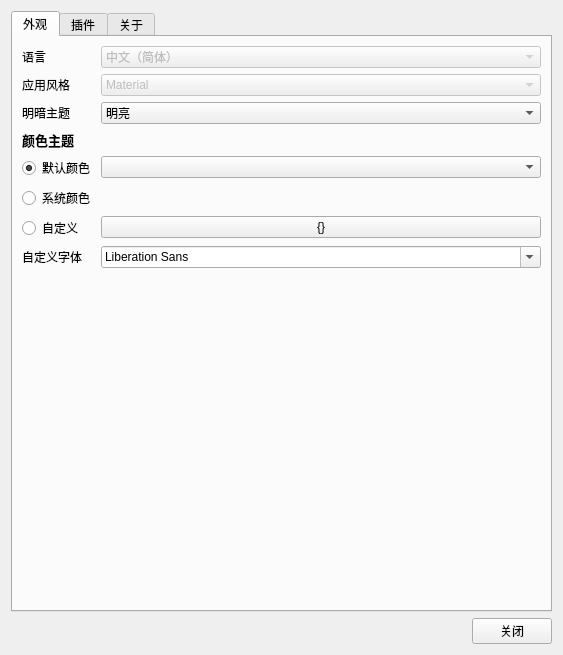
Above: UISource/settings.ui from HelloWRC/W-DesktopCountdown before the change. Below: the same form after it.
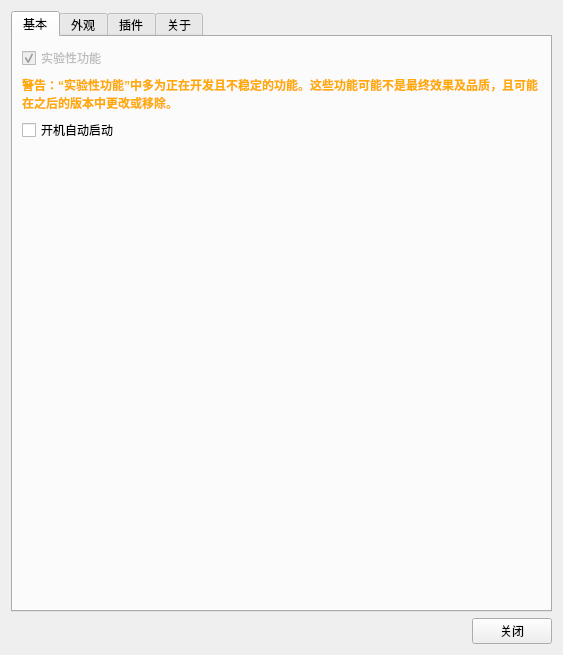
That is the form after the change. Icons and pictures are not drawn.

Commit message: hook功能

Patch:
```diff
--- a/UISource/settings.ui
+++ b/UISource/settings.ui
@@ -29,6 +29,46 @@
      <property name="tabBarAutoHide">
       <bool>true</bool>
      </property>
+     <widget class="QWidget" name="tab_gernel">
+      <attribute name="title">
+       <string>基本</string>
+      </attribute>
+      <layout class="QFormLayout" name="formLayout">
+       <item row="1" column="0" colspan="2">
+        <widget class="QLabel" name="lb_dev_flags_warn">
+         <property name="text">
+          <string>&lt;html&gt;&lt;head/&gt;&lt;body&gt;&lt;p&gt;&lt;span style=&quot; font-weight:700; color:#ffaa00;&quot;&gt;警告：“实验性功能”中多为正在开发且不稳定的功能。这些功能可能不是最终效果及品质，且可能在之后的版本中更改或移除。&lt;/span&gt;&lt;/p&gt;&lt;/body&gt;&lt;/html&gt;</string>
+         </property>
+         <property name="wordWrap">
+          <bool>true</bool>
+         </property>
+        </widget>
+       </item>
+       <item row="0" column="0" colspan="2">
+        <widget class="QCheckBox" name="cb_dev_flags">
+         <property name="enabled">
+          <bool>false</bool>
+         </property>
+         <property name="text">
+          <string>实验性功能</string>
+         </property>
+         <property name="checked">
+          <bool>true</bool>
+         </property>
+         <property name="tristate">
+          <bool>false</bool>
+         </property>
+        </widget>
+       </item>
+       <item row="2" column="0" colspan="2">
+        <widget class="QCheckBox" name="cb_run_on_start">
+         <property name="text">
+          <string>开机自动启动</string>
+         </property>
+        </widget>
+       </item>
+      </layout>
+     </widget>
      <widget class="QWidget" name="tab_appearence">
       <attribute name="title">
        <string>外观</string>
```
The commit also changes 3 other files.
